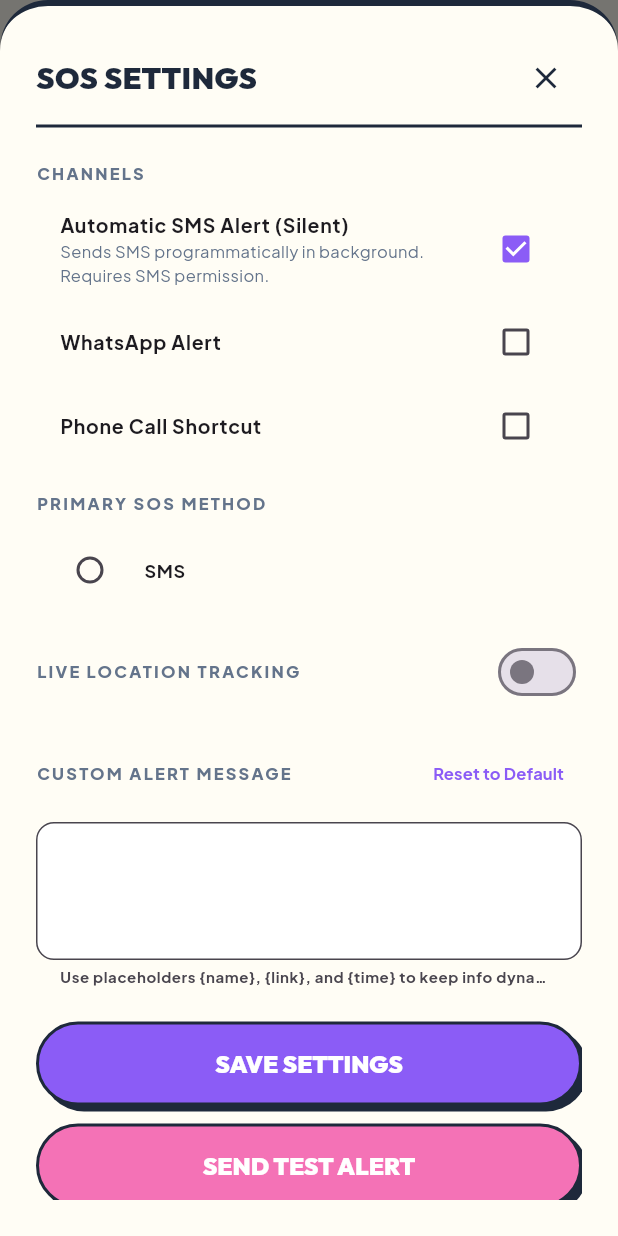
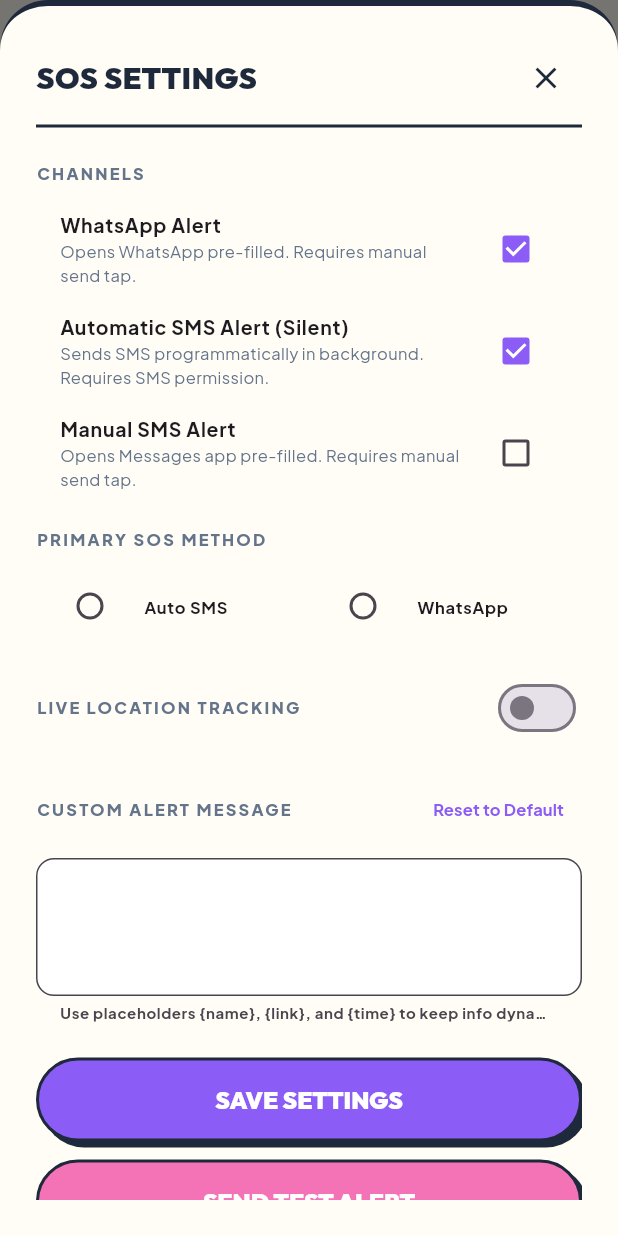
Before and after one commit to Sharvani-G/GigSense, a Flutter app: the SettingsScreen screen opened directly, after a tap on "SOS Settings", on a phone screen of 412 x 824 dp. Run offline on Flutter 3.47's test engine with Material 3 defaults, Android fonts, the phone set to English and light mode, and no system bars; our stand-ins replace cloud_firestore, firebase_auth, firebase_core, fl_chart, flutter_dotenv, flutter_map and 7 more; missing offline and left inert: record; accounts and stored records are empty.

Commit message:
feat: implement 3-channel SOS architecture, platform-specific defaults, and pre-flight permissions

```diff
--- a/app/lib/screens/settings_screen.dart
+++ b/app/lib/screens/settings_screen.dart
@@ -1543,11 +1543,11 @@ class _SOSSettingsBottomSheetContent extends StatefulWidget {
 class _SOSSettingsBottomSheetContentState extends State<_SOSSettingsBottomSheetContent> {
   late TextEditingController _templateController;
 
-  bool _smsEnabled = true;
-  bool _whatsappEnabled = false;
-  bool _callEnabled = false;
-
-  String _primaryChannel = 'sms';
+  bool _whatsappEnabled = true;
+  bool _autoSmsEnabled = false;
+  bool _manualSmsEnabled = false;
+
+  String _primaryChannel = 'whatsapp';
   bool _liveLocationEnabled = true;
   int _liveDuration = 30; // 15, 30, 60
   bool _isSaving = false;
@@ -1557,11 +1557,21 @@ class _SOSSettingsBottomSheetContentState extends State<_SOSSettingsBottomSheetC
     super.initState();
     final settings = widget.initialSettings ?? {};
     final channels = settings['channels'] as Map<String, dynamic>? ?? {};
-    _smsEnabled = channels['sms'] ?? true;
-    _whatsappEnabled = channels['whatsapp'] ?? false;
-    _callEnabled = channels['call'] ?? false;
-
-    _primaryChannel = settings['primaryChannel'] ?? 'sms';
+
+    final isAndroid = Platform.isAndroid;
+    _whatsappEnabled = channels['whatsapp'] ?? true;
+
+    if (isAndroid) {
+      _autoSmsEnabled = channels['autoSms'] ?? (channels['sms'] ?? true);
+      _manualSmsEnabled = channels['manualSms'] ?? false;
+      _primaryChannel = settings['primaryChannel'] ?? 'autoSms';
+      if (_primaryChannel == 'sms') _primaryChannel = 'autoSms';
+    } else {
+      _autoSmsEnabled = false;
+      _manualSmsEnabled = channels['manualSms'] ?? (channels['sms'] ?? true);
+      _primaryChannel = settings['primaryChannel'] ?? 'manualSms';
+      if (_primaryChannel == 'sms') _primaryChannel = 'manualSms';
+    }
 
     final locationMode = settings['locationMode'] ?? 'live';
     _liveLocationEnabled = locationMode == 'live';
@@ -1586,22 +1596,28 @@ class _SOSSettingsBottomSheetContentState extends State<_SOSSettingsBottomSheetC
   }
 
   Future<void> _saveSettings() async {
-    if (!_smsEnabled && !_whatsappEnabled && !_callEnabled) {
+    if (!_whatsappEnabled && !_autoSmsEnabled && !_manualSmsEnabled) {
       ScaffoldMessenger.of(context).showSnackBar(
         const SnackBar(content: Text("Please enable at least one channel.")),
       );
       return;
     }
 
-    if (_primaryChannel == 'sms' && !_smsEnabled) _primaryChannel = _whatsappEnabled ? 'whatsapp' : 'call';
-    if (_primaryChannel == 'whatsapp' && !_whatsappEnabled) _primaryChannel = _smsEnabled ? 'sms' : 'call';
-    if (_primaryChannel == 'call' && !_callEnabled) _primaryChannel = _smsEnabled ? 'sms' : 'whatsapp';
+    if (_primaryChannel == 'autoSms' && !_autoSmsEnabled) {
+      _primaryChannel = _whatsappEnabled ? 'whatsapp' : 'manualSms';
+    }
+    if (_primaryChannel == 'manualSms' && !_manualSmsEnabled) {
+      _primaryChannel = _whatsappEnabled ? 'whatsapp' : 'autoSms';
+    }
+    if (_primaryChannel == 'whatsapp' && !_whatsappEnabled) {
+      _primaryChannel = _autoSmsEnabled ? 'autoSms' : 'manualSms';
+    }
 
     final settings = {
       'channels': {
-        'sms': _smsEnabled,
         'whatsapp': _whatsappEnabled,
-        'call': _callEnabled,
+        'autoSms': _autoSmsEnabled,
+        'manualSms': _manualSmsEnabled,
       },
       'primaryChannel': _primaryChannel,
       'locationMode': _liveLocationEnabled ? 'live' : 'none',
@@ -1629,9 +1645,9 @@ class _SOSSettingsBottomSheetContentState extends State<_SOSSettingsBottomSheetC
 
     final currentSettings = {
       'channels': {
-        'sms': _smsEnabled,
         'whatsapp': _whatsappEnabled,
-        'call': _callEnabled,
+        'autoSms': _autoSmsEnabled,
+        'manualSms': _manualSmsEnabled,
       },
       'primaryChannel': _primaryChannel,
       'locationMode': _liveLocationEnabled ? 'live' : 'none',
@@ -1713,29 +1729,38 @@ class _SOSSettingsBottomSheetContentState extends State<_SOSSettingsBottomSheetC
             const SizedBox(height: 8),
 
             CheckboxListTile(
+              title: Text("WhatsApp Alert", style: GoogleFonts.plusJakartaSans(fontWeight: FontWeight.bold, fontSize: 13)),
+              subtitle: Text("Opens WhatsApp pre-filled. Requires manual send tap.", style: GoogleFonts.plusJakartaSans(fontSize: 11, color: PlayfulColors.mutedForeground)),
+              value: _whatsappEnabled,
+              activeColor: PlayfulColors.accent,
+              onChanged: (val) {
+                setState(() {
+                  _whatsappEnabled = val ?? false;
+                });
+              },
+            ),
+            if (Platform.isAndroid)
+              CheckboxListTile(
                 title: Text(
-                Platform.isAndroid ? "Automatic SMS Alert (Silent)" : "SMS Alert (Requires tap)",
+                  "Automatic SMS Alert (Silent)",
                   style: GoogleFonts.plusJakartaSans(fontWeight: FontWeight.bold, fontSize: 13),
                 ),
                 subtitle: Text(
-                Platform.isAndroid
-                    ? "Sends SMS programmatically in background. Requires SMS permission."
-                    : "Opens Messages app pre-filled, requiring your manual send tap.",
+                  "Sends SMS programmatically in background. Requires SMS permission.",
                   style: GoogleFonts.plusJakartaSans(fontSize: 11, color: PlayfulColors.mutedForeground),
                 ),
-              value: _smsEnabled,
+                value: _autoSmsEnabled,
                 activeColor: PlayfulColors.accent,
                 onChanged: (val) async {
                   final messenger = ScaffoldMessenger.of(context);
                   if (val == true) {
-                  if (Platform.isAndroid) {
                     var status = await Permission.sms.status;
                     if (!status.isGranted) {
                       status = await Permission.sms.request();
                     }
                     if (status.isGranted) {
                       setState(() {
-                        _smsEnabled = true;
+                        _autoSmsEnabled = true;
                       });
                     } else {
                       messenger.showSnackBar(
@@ -1745,47 +1770,24 @@ class _SOSSettingsBottomSheetContentState extends State<_SOSSettingsBottomSheetC
                         ),
                       );
                       setState(() {
-                        _smsEnabled = false;
+                        _autoSmsEnabled = false;
                       });
                     }
                   } else {
                     setState(() {
-                      _smsEnabled = true;
+                      _autoSmsEnabled = false;
                     });
                   }
-                } else {
-                  setState(() {
-                    _smsEnabled = false;
-                    if (_primaryChannel == 'sms') {
-                      _primaryChannel = 'whatsapp';
-                    }
-                  });
-                }
                 },
               ),
             CheckboxListTile(
-              title: Text("WhatsApp Alert", style: GoogleFonts.plusJakartaSans(fontWeight: FontWeight.bold, fontSize: 13)),
-              value: _whatsappEnabled,
+              title: Text("Manual SMS Alert", style: GoogleFonts.plusJakartaSans(fontWeight: FontWeight.bold, fontSize: 13)),
+              subtitle: Text("Opens Messages app pre-filled. Requires manual send tap.", style: GoogleFonts.plusJakartaSans(fontSize: 11, color: PlayfulColors.mutedForeground)),
+              value: _manualSmsEnabled,
               activeColor: PlayfulColors.accent,
               onChanged: (val) {
                 setState(() {
-                  _whatsappEnabled = val ?? false;
-                  if (!_whatsappEnabled && _primaryChannel == 'whatsapp') {
-                    _primaryChannel = 'sms';
-                  }
-                });
-              },
-            ),
-            CheckboxListTile(
-              title: Text("Phone Call Shortcut", style: GoogleFonts.plusJakartaSans(fontWeight: FontWeight.bold, fontSize: 13)),
-              value: _callEnabled,
-              activeColor: PlayfulColors.accent,
-              onChanged: (val) {
-                setState(() {
-                  _callEnabled = val ?? false;
-                  if (!_callEnabled && _primaryChannel == 'call') {
-                    _primaryChannel = 'sms';
-                  }
+                  _manualSmsEnabled = val ?? false;
                 });
               },
             ),
@@ -1804,31 +1806,31 @@ class _SOSSettingsBottomSheetContentState extends State<_SOSSettingsBottomSheetC
             const SizedBox(height: 8),
             Row(
               children: [
-                if (_smsEnabled)
+                if (_autoSmsEnabled && Platform.isAndroid)
                   Expanded(
                     child: RadioListTile<String>(
-                      title: Text("SMS", style: GoogleFonts.plusJakartaSans(fontWeight: FontWeight.bold, fontSize: 12)),
-                      value: 'sms',
+                      title: Text("Auto SMS", style: GoogleFonts.plusJakartaSans(fontWeight: FontWeight.bold, fontSize: 11)),
+                      value: 'autoSms',
                       groupValue: _primaryChannel,
                       activeColor: PlayfulColors.accent,
                       onChanged: (val) => setState(() => _primaryChannel = val!),
                     ),
                   ),
+                if (_manualSmsEnabled)
+                  Expanded(
+                    child: RadioListTile<String>(
+                      title: Text("Manual SMS", style: GoogleFonts.plusJakartaSans(fontWeight: FontWeight.bold, fontSize: 11)),
+                      value: 'manualSms',
+                      groupValue: _primaryChannel,
+                      activeColor: PlayfulColors.accent,
+                      onChanged: (val) => setState(() => _primaryChannel = val!),
+                    ),
+                  ),
                 if (_whatsappEnabled)
                   Expanded(
                     child: RadioListTile<String>(
-                      title: Text("WhatsApp", style: GoogleFonts.plusJakartaSans(fontWeight: FontWeight.bold, fontSize: 12)),
+                      title: Text("WhatsApp", style: GoogleFonts.plusJakartaSans(fontWeight: FontWeight.bold, fontSize: 11)),
                       value: 'whatsapp',
-                      groupValue: _primaryChannel,
-                      activeColor: PlayfulColors.accent,
-                      onChanged: (val) => setState(() => _primaryChannel = val!),
-                    ),
-                  ),
-                if (_callEnabled)
-                  Expanded(
-                    child: RadioListTile<String>(
-                      title: Text("Call", style: GoogleFonts.plusJakartaSans(fontWeight: FontWeight.bold, fontSize: 12)),
-                      value: 'call',
                       groupValue: _primaryChannel,
                       activeColor: PlayfulColors.accent,
                       onChanged: (val) => setState(() => _primaryChannel = val!),
--- a/app/lib/screens/sos_active_screen.dart
+++ b/app/lib/screens/sos_active_screen.dart
@@ -75,19 +75,29 @@ class SOSManager {
 
     // 4. Launch all configured channels
     final Map<String, dynamic> channels = settings['channels'] as Map<String, dynamic>? ?? {
-      'sms': true,
-      'whatsapp': false,
-      'call': false,
+      'whatsapp': true,
+      'autoSms': Platform.isAndroid,
+      'manualSms': !Platform.isAndroid,
     };
 
     bool launchedAny = false;
-    if (channels['sms'] == true) {
+    if (channels['autoSms'] == true) {
       launchedAny = true;
-      launchChannel('sms', workerName, isTest, context: context);
+      launchChannel('autoSms', workerName, isTest, context: context);
+    }
+    if (channels['manualSms'] == true) {
+      launchedAny = true;
+      launchChannel('manualSms', workerName, isTest, context: context);
     }
     if (channels['whatsapp'] == true) {
       launchedAny = true;
       launchChannel('whatsapp', workerName, isTest, context: context);
+    }
+
+    // Keep legacy channels support for safety
+    if (channels['sms'] == true) {
+      launchedAny = true;
+      launchChannel('sms', workerName, isTest, context: context);
     }
     if (channels['call'] == true) {
       launchedAny = true;
@@ -95,7 +105,7 @@ class SOSManager {
     }
 
     if (!launchedAny) {
-      final String primaryChan = settings['primaryChannel'] ?? 'sms';
+      final String primaryChan = settings['primaryChannel'] ?? (Platform.isAndroid ? 'autoSms' : 'manualSms');
       launchChannel(primaryChan, workerName, isTest, context: context);
     }
 
@@ -177,11 +187,9 @@ class SOSManager {
 
     final String phone = activeContact?['phone']?.toString() ?? '';
 
-    if (channel == 'sms') {
-      final String smsPhone = phone.replaceAll(RegExp(r'\s+'), '');
+    if (channel == 'autoSms' || (channel == 'sms' && Platform.isAndroid)) {
       if (Platform.isAndroid) {
-        // Automatic background SMS on Android (Dangerous permission tier)
-        // Note: permission is requested proactively in Settings screen setup
+        final String smsPhone = phone.replaceAll(RegExp(r'\s+'), '');
         final bool isPermissionGranted = await Permission.sms.isGranted;
         if (isPermissionGranted) {
           try {
@@ -202,13 +210,15 @@ class SOSManager {
           debugPrint("Automatic SMS skipped because SEND_SMS permission is not granted.");
         }
       } else {
-        // iOS or fallback manual composer flow (Apple does not allow programmatic SMS)
-        final Uri uri = Uri.parse("sms:$smsPhone?body=${Uri.encodeComponent(message)}");
-        if (await canLaunchUrl(uri)) {
-          await launchUrl(uri);
-        } else {
-          await Clipboard.setData(ClipboardData(text: message));
-        }
+        debugPrint("Automatic SMS is not supported on this platform.");
+      }
+    } else if (channel == 'manualSms' || (channel == 'sms' && !Platform.isAndroid)) {
+      final String smsPhone = phone.replaceAll(RegExp(r'\s+'), '');
+      final Uri uri = Uri.parse("sms:$smsPhone?body=${Uri.encodeComponent(message)}");
+      if (await canLaunchUrl(uri)) {
+        await launchUrl(uri);
+      } else {
+        await Clipboard.setData(ClipboardData(text: message));
       }
     } else if (channel == 'whatsapp') {
       final cleanDigits = phone.replaceAll(RegExp(r'[^0-9]'), '');
```
Also changed, not shown: app/lib/screens/home_screen.dart (+57 -16 lines). Lines whose indentation alone changed are shown as unchanged.
